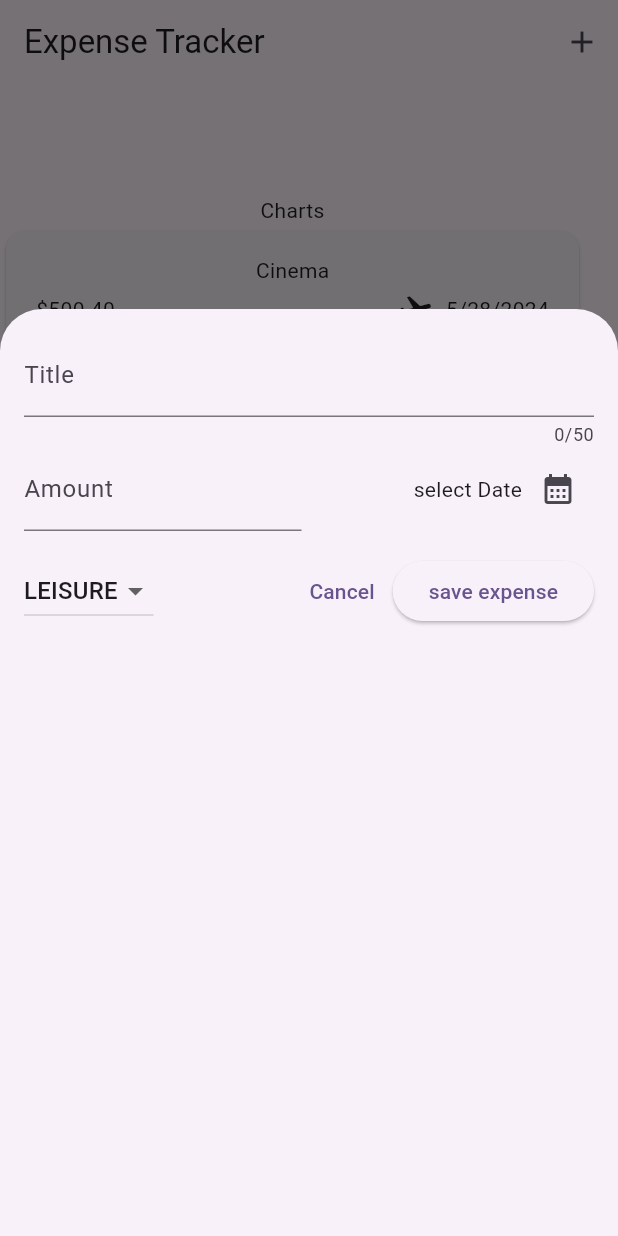
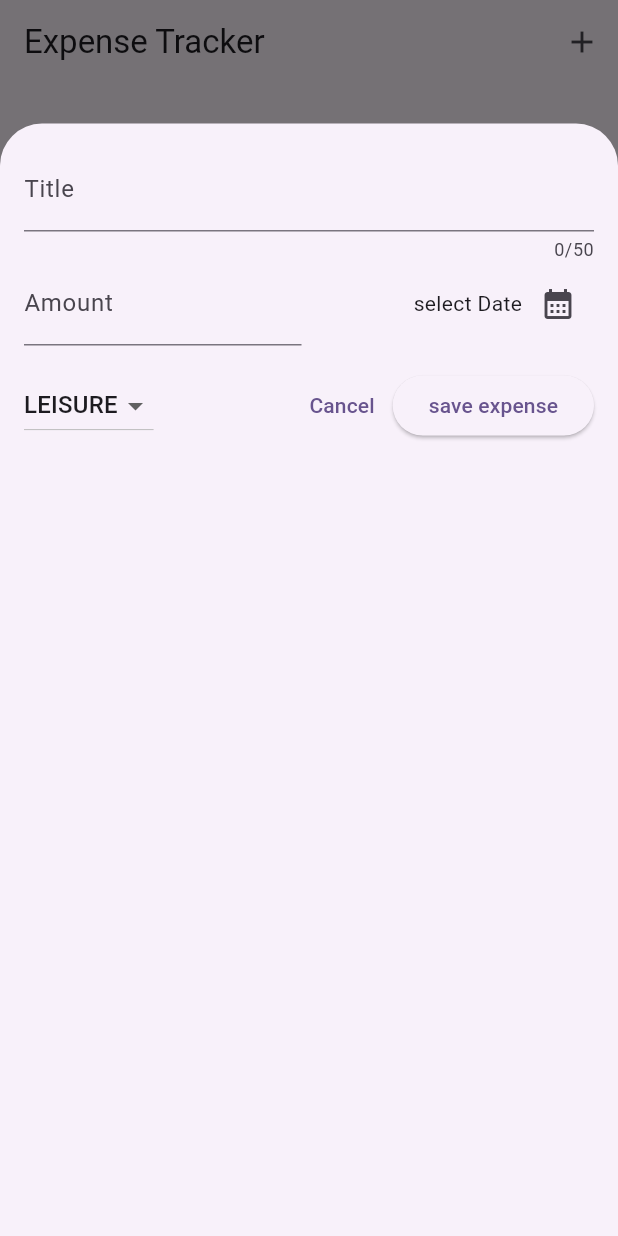
Before and after one commit to git1bharat/ExpenseTrackerApp, a Flutter app: the screen it shows after launch, after a tap on the "add" icon, on a phone screen of 412 x 824 dp. Run offline on Flutter 3.47's test engine with Material 3 defaults, Android fonts, the phone set to English and light mode, and no system bars.

Commit message:
expense adding feature added

```diff
--- a/lib/screen/expenses.dart
+++ b/lib/screen/expenses.dart
@@ -1,4 +1,5 @@
 import 'package:expense_app/model/expense.dart' as action;
+import 'package:expense_app/model/expense.dart';
 import 'package:expense_app/screen/new_expenseList.dart';
 import 'package:expense_app/widget/expense_list.dart';
 import 'package:flutter/material.dart';
@@ -28,18 +29,26 @@ class _ExpenseScreenState extends State<ExpenseScreen> {
         date: DateTime.now(),
         category: action.Categories.travel),
   ];
-  void _addExpensesItem() {
+  void _openExpenseOverlay() {
     showModalBottomSheet(
       isScrollControlled: true,
       context: context,
       builder: (ctx) => Container(
         height: MediaQuery.of(context).size.height *
-            0.75, // Adjust the height as needed
-        child: const SingleChildScrollView(
-          child: NewExpense(),
+            0.90, // Adjust the height as needed
+        child: SingleChildScrollView(
+          child: NewExpense(
+            onAddExpense: (_expense) => _addExpense(_expense),
+          ),
         ),
       ),
     );
+  }
+
+  void _addExpense(Expense expense) {
+    setState(() {
+      _expenses.add(expense);
+    });
   }
 
   @override
@@ -49,7 +58,8 @@ class _ExpenseScreenState extends State<ExpenseScreen> {
         title: Text('Expense Tracker'),
         actions: [
           IconButton(
-              onPressed: () => _addExpensesItem(), icon: const Icon(Icons.add))
+              onPressed: () => _openExpenseOverlay(),
+              icon: const Icon(Icons.add))
         ],
       ),
       body: Column(mainAxisAlignment: MainAxisAlignment.center, children: [
--- a/lib/screen/new_expenseList.dart
+++ b/lib/screen/new_expenseList.dart
@@ -3,7 +3,8 @@ import 'package:flutter/material.dart';
 import 'package:intl/intl.dart';
 
 class NewExpense extends StatefulWidget {
-  const NewExpense({super.key});
+  const NewExpense({super.key, required this.onAddExpense});
+  final void Function(Expense _expense) onAddExpense;
 
   @override
   State<NewExpense> createState() => _NewExpenseState();
@@ -50,14 +51,23 @@ class _NewExpenseState extends State<NewExpense> {
                     Navigator.pop(context);
                   },
                   child: const Text('Oky')),
-                ]);
-          });
+            ],
+          );
+        },
+      );
     }
+
+    widget.onAddExpense(Expense(
+        title: _titleEditngController.text,
+        amount: enteredAmount!,
+        date: _selectedDate!,
+        category: _selectedCategory));
   }
 
   @override
   void dispose() {
     _titleEditngController.dispose();
+    _ammountEditingController.dispose();
     super.dispose();
   }
 
```
Lines whose indentation alone changed are shown as unchanged.
